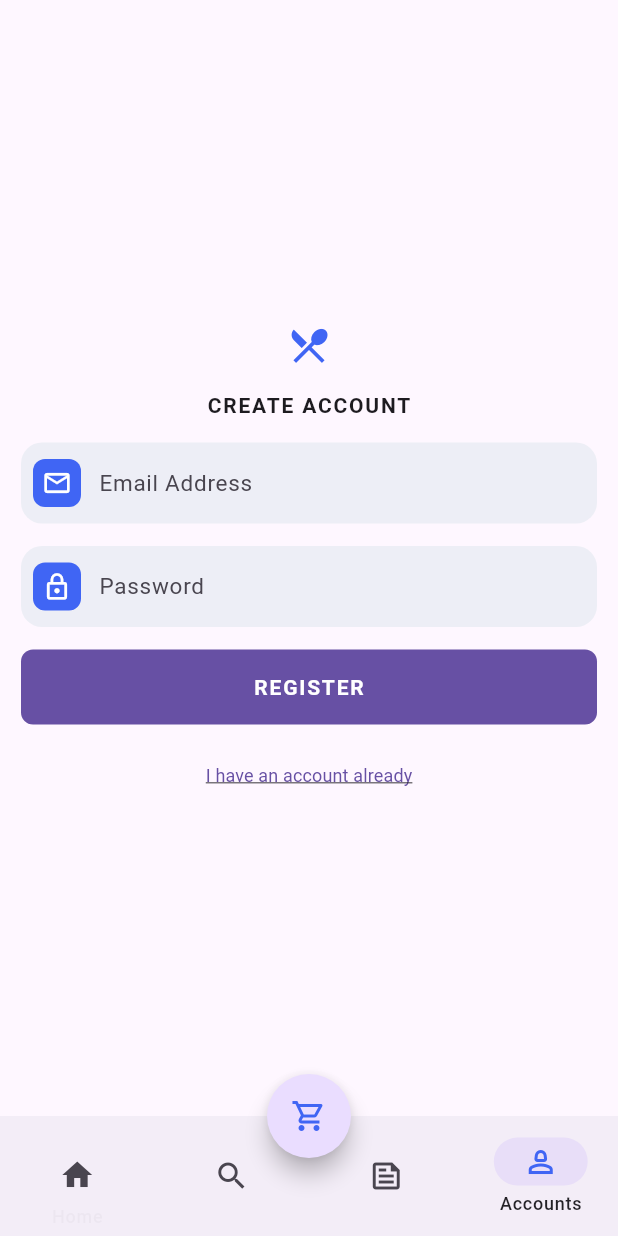
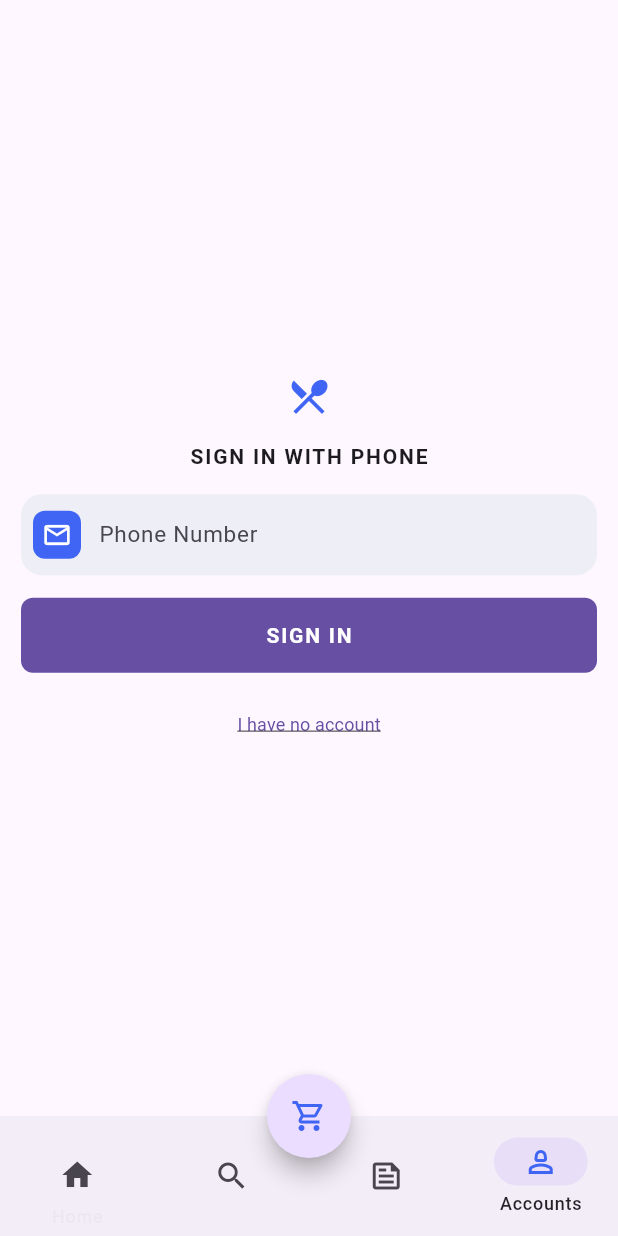
Before and after one commit to mhista/cartAfri, a Flutter app: the screen it shows after launch, item 4 of the bottom bar chosen, on a phone screen of 412 x 824 dp. Run offline on Flutter 3.47's test engine with Material 3 defaults, Android fonts, the phone set to English and light mode, and no system bars; our stand-ins replace firebase_auth, firebase_core, flutter_riverpod; accounts and stored records are empty.

Commit message:
added phone authentication

```diff
--- a/lib/screens/AppScreen.dart
+++ b/lib/screens/AppScreen.dart
@@ -5,6 +5,8 @@ import 'package:cartafri/screens/auth_screens/reset_password.dart';
 import 'package:cartafri/screens/cart.dart';
 import 'package:cartafri/screens/home.dart';
 import 'package:cartafri/screens/auth_screens/login_screen.dart';
+import 'package:cartafri/screens/auth_screens/phone_signin.dart';
+
 import 'package:cartafri/screens/auth_screens/signup.dart';
 import 'package:cartafri/screens/search_page.dart';
 import 'package:flutter/material.dart';
@@ -34,7 +36,7 @@ class _HomePageState extends State<HomePage> {
             AppHomePage(),
             ColumnWidget(children: SearchPageWidget().widgetList()),
             const CartPage(),
-            const SignUpPage()
+            const PhoneSignIn()
           ][currentPageIndex],
         ),
       ),
--- /dev/null
+++ b/lib/screens/auth_screens/phone_signin.dart
@@ -0,0 +1,77 @@
+import 'package:cartafri/core/utils/reusables.dart';
+import 'package:cartafri/core/utils/shared_textfield.dart';
+import "package:cartafri/core/constants/constants.dart";
+import 'package:cartafri/services/auth_methods.dart';
+import 'package:firebase_auth/firebase_auth.dart';
+import "package:flutter/material.dart";
+
+class PhoneSignIn extends StatefulWidget {
+  const PhoneSignIn({super.key});
+
+  @override
+  State<PhoneSignIn> createState() => _PhoneSignInState();
+}
+
+class _PhoneSignInState extends State<PhoneSignIn> {
+  final TextEditingController phoneController = TextEditingController();
+
+  void phoneSignIn() {
+    FireBaseAuthMethods(FirebaseAuth.instance)
+        .phoneSignIn(context, phoneController.text);
+  }
+
+  @override
+  Widget build(BuildContext context) {
+    return Scaffold(
+      body: Center(
+        child: Padding(
+          padding: const EdgeInsets.symmetric(horizontal: 6.0),
+          child: Column(
+            mainAxisAlignment: MainAxisAlignment.center,
+            children: [
+              const AuthIcons(authIcon: Icons.local_dining_outlined),
+              kSizedBox,
+              const Text(
+                'SIGN IN WITH PHONE',
+                style: kTextStyleSpacing,
+              ),
+              kSizedBox,
+              InputTextWidget(
+                hintText: 'Phone Number',
+                iconData: Icons.mail_outline,
+                textInputType: TextInputType.phone,
+                controller: phoneController,
+              ),
+              kSizedBox,
+              ExpandedButton(
+                onpress: phoneSignIn,
+                text: const Padding(
+                  padding: EdgeInsets.symmetric(vertical: 15.0),
+                  child: Text(
+                    'SIGN IN',
+                    style: kTextStyleSpacing,
+                  ),
+                ),
+              ),
+              const SizedBox(
+                height: 10,
+              ),
+              TextButton(
+                  style: TextButton.styleFrom(
+                    splashFactory: NoSplash.splashFactory,
+                  ),
+                  onPressed: () {},
+                  child: const Text('I have no account', style: kSmallFont)),
+            ],
+          ),
+        ),
+      ),
+    );
+  }
+
+  @override
+  void dispose() {
+    super.dispose();
+    phoneController.dispose();
+  }
+}
```
Also changed, not shown: lib/core/utils/showOTPdialog.dart (added, +24 -0 lines), lib/screens/auth_screens/login_screen.dart (+10 -1 lines), lib/services/auth_methods.dart (+66 -0 lines).
